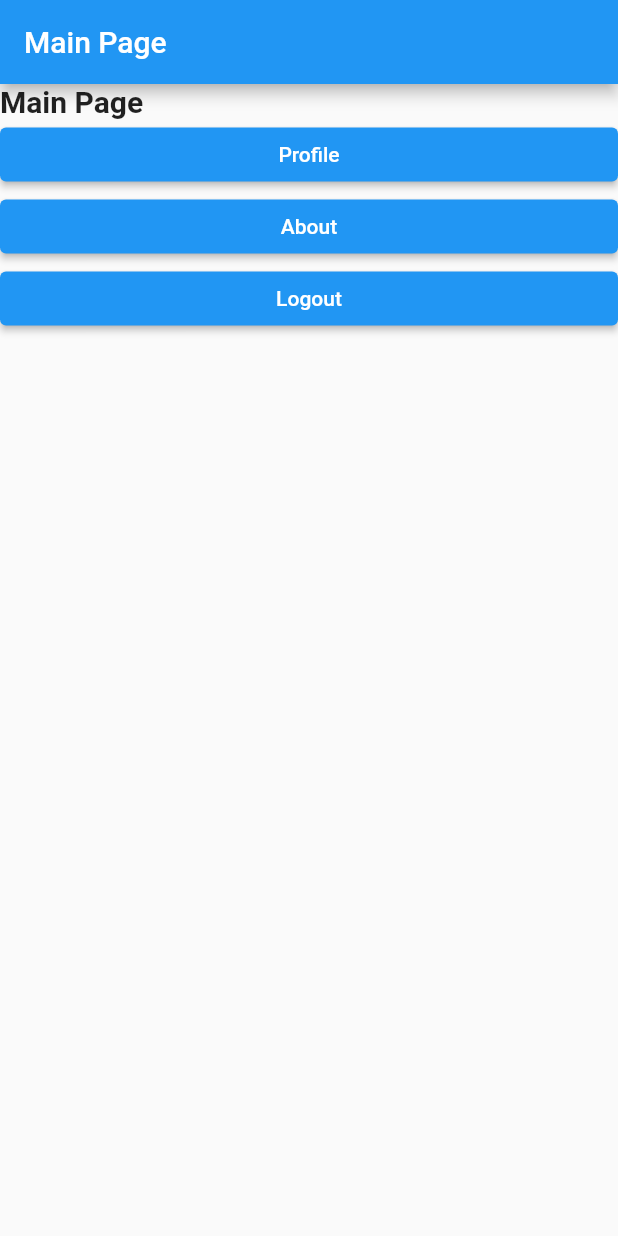
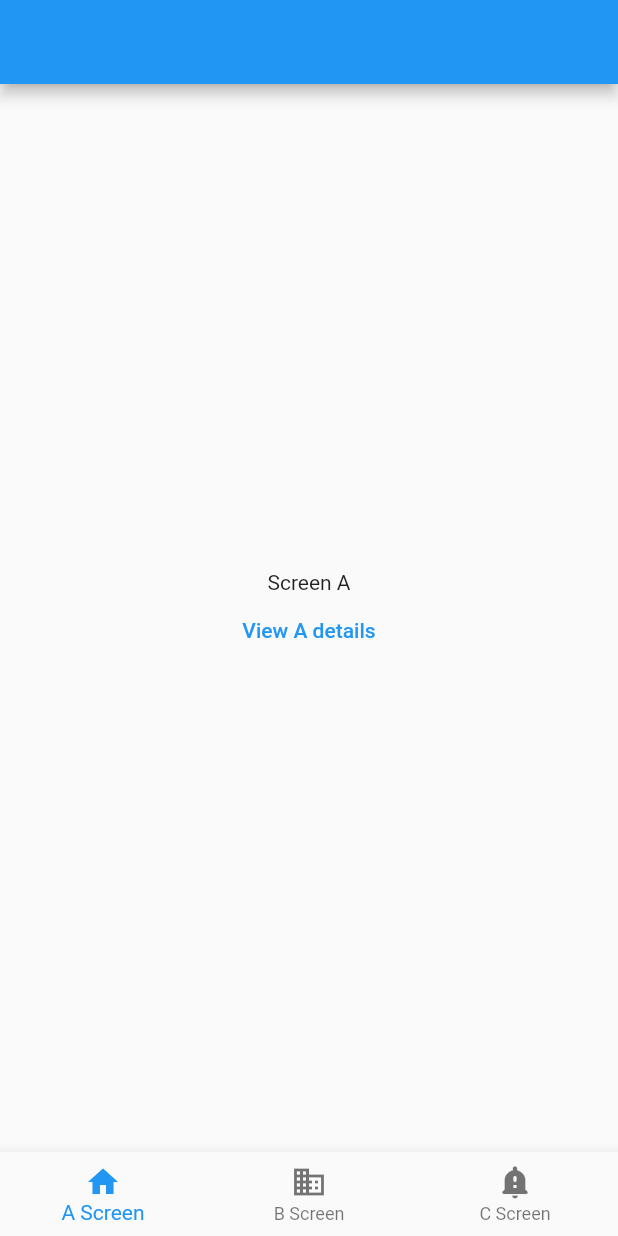
Before and after one commit to fahmi54321/go_router_flutter, a Flutter app: the screen it shows after launch, on a phone screen of 412 x 824 dp. Run offline on Flutter 3.47's test engine with Material 2 defaults, Android fonts, the phone set to English and light mode, and no system bars; our stand-ins replace go_router.

Commit message:
shell route

```diff
--- a/lib/error_page.dart
+++ /dev/null
@@ -1,14 +0,0 @@
-import 'package:flutter/material.dart';
-
-class ErrorPage extends StatelessWidget {
-  const ErrorPage({super.key});
-
-  @override
-  Widget build(BuildContext context) {
-    return Scaffold(
-      appBar: AppBar(
-        title: Text('Error Page'),
-      ),
-    );
-  }
-}
--- a/lib/main.dart
+++ b/lib/main.dart
@@ -1,112 +1,288 @@
+// Copyright 2013 The Flutter Authors. All rights reserved.
+// Use of this source code is governed by a BSD-style license that can be
+// found in the LICENSE file.
+
 import 'package:flutter/material.dart';
 import 'package:go_router/go_router.dart';
-import 'package:go_router_learn/about_page.dart';
-import 'package:go_router_learn/edit_profile_page.dart';
-import 'package:go_router_learn/error_page.dart';
-import 'package:go_router_learn/login_page.dart';
-import 'package:go_router_learn/main_page.dart';
-import 'package:go_router_learn/profile_page.dart';
-import 'package:go_router_learn/provider/login.dart';
-import 'package:go_router_learn/splash_page.dart';
-import 'package:go_router_learn/user.dart';
-import 'package:provider/provider.dart';
+
+final GlobalKey<NavigatorState> _rootNavigatorKey =
+    GlobalKey<NavigatorState>(debugLabel: 'root');
+final GlobalKey<NavigatorState> _shellNavigatorKey =
+    GlobalKey<NavigatorState>(debugLabel: 'shell');
+
+// This scenario demonstrates how to set up nested navigation using ShellRoute,
+// which is a pattern where an additional Navigator is placed in the widget tree
+// to be used instead of the root navigator. This allows deep-links to display
+// pages along with other UI components such as a BottomNavigationBar.
+//
+// This example demonstrates how to display a route within a ShellRoute and also
+// push a screen using a different navigator (such as the root Navigator) by
+// providing a `parentNavigatorKey`.
 
 void main() {
   runApp(MyApp());
 }
 
+/// An example demonstrating how to use [ShellRoute]
 class MyApp extends StatelessWidget {
-  MyApp({super.key});
+  /// Creates a [MyApp]
+  MyApp({Key? key}) : super(key: key);
 
-  final LoginInfo _loginInfo = LoginInfo();
+  final GoRouter _router = GoRouter(
+    navigatorKey: _rootNavigatorKey,
+    initialLocation: '/a',
+    routes: <RouteBase>[
+      /// Application shell
+      ShellRoute(
+        navigatorKey: _shellNavigatorKey,
+        builder: (BuildContext context, GoRouterState state, Widget child) {
+          return ScaffoldWithNavBar(child: child);
+        },
+        routes: <RouteBase>[
+          /// The first screen to display in the bottom navigation bar.
+          GoRoute(
+            path: '/a',
+            builder: (BuildContext context, GoRouterState state) {
+              return const ScreenA();
+            },
+            routes: <RouteBase>[
+              // The details screen to display stacked on the inner Navigator.
+              // This will cover screen A but not the application shell.
+              GoRoute(
+                path: 'details',
+                builder: (BuildContext context, GoRouterState state) {
+                  return const DetailsScreen(label: 'A');
+                },
+              ),
+            ],
+          ),
+
+          /// Displayed when the second item in the the bottom navigation bar is
+          /// selected.
+          GoRoute(
+            path: '/b',
+            builder: (BuildContext context, GoRouterState state) {
+              return const ScreenB();
+            },
+            routes: <RouteBase>[
+              /// Same as "/a/details", but displayed on the root Navigator by
+              /// specifying [parentNavigatorKey]. This will cover both screen B
+              /// and the application shell.
+              GoRoute(
+                path: 'details',
+                parentNavigatorKey: _rootNavigatorKey,
+                builder: (BuildContext context, GoRouterState state) {
+                  return const DetailsScreen(label: 'B');
+                },
+              ),
+            ],
+          ),
+
+          /// The third screen to display in the bottom navigation bar.
+          GoRoute(
+            path: '/c',
+            builder: (BuildContext context, GoRouterState state) {
+              return const ScreenC();
+            },
+            routes: <RouteBase>[
+              // The details screen to display stacked on the inner Navigator.
+              // This will cover screen A but not the application shell.
+              GoRoute(
+                path: 'details',
+                builder: (BuildContext context, GoRouterState state) {
+                  return const DetailsScreen(label: 'C');
+                },
+              ),
+            ],
+          ),
+        ],
+      ),
+    ],
+  );
 
   @override
   Widget build(BuildContext context) {
-    return ChangeNotifierProvider.value(
-      value: _loginInfo,
-      child: MaterialApp.router(
-        routerConfig: router,
-        debugShowCheckedModeBanner: false,
+    return MaterialApp.router(
+      title: 'Flutter Demo',
+      theme: ThemeData(
+        primarySwatch: Colors.blue,
+      ),
+      routerConfig: _router,
+    );
+  }
+}
+
+/// Builds the "shell" for the app by building a Scaffold with a
+/// BottomNavigationBar, where [child] is placed in the body of the Scaffold.
+class ScaffoldWithNavBar extends StatelessWidget {
+  /// Constructs an [ScaffoldWithNavBar].
+  const ScaffoldWithNavBar({
+    required this.child,
+    Key? key,
+  }) : super(key: key);
+
+  /// The widget to display in the body of the Scaffold.
+  /// In this sample, it is a Navigator.
+  final Widget child;
+
+  @override
+  Widget build(BuildContext context) {
+    return Scaffold(
+      body: child,
+      bottomNavigationBar: BottomNavigationBar(
+        items: const <BottomNavigationBarItem>[
+          BottomNavigationBarItem(
+            icon: Icon(Icons.home),
+            label: 'A Screen',
+          ),
+          BottomNavigationBarItem(
+            icon: Icon(Icons.business),
+            label: 'B Screen',
+          ),
+          BottomNavigationBarItem(
+            icon: Icon(Icons.notification_important_rounded),
+            label: 'C Screen',
+          ),
+        ],
+        currentIndex: _calculateSelectedIndex(context),
+        onTap: (int idx) => _onItemTapped(idx, context),
       ),
     );
   }
 
-  late GoRouter router = GoRouter(
-    refreshListenable: _loginInfo,
-    errorBuilder: (context, state) => ErrorPage(),
-    routes: [
-      GoRoute(
-          path: '/splash',
-          name: 'splash',
-          builder: (context, state) {
-            return SplashPage();
-          }),
-      GoRoute(
-        path: '/',
-        name: 'login',
-        builder: (context, state) {
-          return LoginPage();
-        },
+  static int _calculateSelectedIndex(BuildContext context) {
+    final String location = GoRouterState.of(context).location;
+    if (location.startsWith('/a')) {
+      return 0;
+    }
+    if (location.startsWith('/b')) {
+      return 1;
+    }
+    if (location.startsWith('/c')) {
+      return 2;
+    }
+    return 0;
+  }
+
+  void _onItemTapped(int index, BuildContext context) {
+    switch (index) {
+      case 0:
+        GoRouter.of(context).go('/a');
+        break;
+      case 1:
+        GoRouter.of(context).go('/b');
+        break;
+      case 2:
+        GoRouter.of(context).go('/c');
+        break;
+    }
+  }
+}
+
+/// The first screen in the bottom navigation bar.
+class ScreenA extends StatelessWidget {
+  /// Constructs a [ScreenA] widget.
+  const ScreenA({Key? key}) : super(key: key);
+
+  @override
+  Widget build(BuildContext context) {
+    return Scaffold(
+      appBar: AppBar(),
+      body: Center(
+        child: Column(
+          mainAxisSize: MainAxisSize.min,
+          children: <Widget>[
+            const Text('Screen A'),
+            TextButton(
+              onPressed: () {
+                GoRouter.of(context).go('/a/details');
+              },
+              child: const Text('View A details'),
+            ),
+          ],
+        ),
       ),
-      GoRoute(
-        path: '/main',
-        name: 'main_page',
-        builder: (context, state) {
-          return MainPage();
-        },
-        routes: [
-          GoRoute(
-            path: 'about',
-            name: 'about',
-            builder: (context, state) {
-              return AboutPage();
-            },
-          ),
-          GoRoute(
-              path: 'profile/:name',
-              name: 'profile',
-              builder: (context, state) {
-                String name = state.params['name'] ?? '';
-                return ProfilePage(name: name);
+    );
+  }
+}
+
+/// The second screen in the bottom navigation bar.
+class ScreenB extends StatelessWidget {
+  /// Constructs a [ScreenB] widget.
+  const ScreenB({Key? key}) : super(key: key);
+
+  @override
+  Widget build(BuildContext context) {
+    return Scaffold(
+      appBar: AppBar(),
+      body: Center(
+        child: Column(
+          mainAxisSize: MainAxisSize.min,
+          children: <Widget>[
+            const Text('Screen B'),
+            TextButton(
+              onPressed: () {
+                GoRouter.of(context).go('/b/details');
               },
-              routes: [
-                GoRoute(
-                    path: 'edit_profile',
-                    name: 'edit_profile',
-                    builder: (context, state) {
-                      Object? object = state.extra;
-                      if (object != null && object is User) {
-                        return EditProfilePage(user: object);
-                      }
+              child: const Text('View B details'),
+            ),
+          ],
+        ),
+      ),
+    );
+  }
+}
 
-                      return EditProfilePage(
-                        user: User(
-                          nama: 'no name',
-                          alamat: 'no alamat',
-                        ),
-                      );
-                    })
-              ])
-        ],
+/// The third screen in the bottom navigation bar.
+class ScreenC extends StatelessWidget {
+  /// Constructs a [ScreenC] widget.
+  const ScreenC({Key? key}) : super(key: key);
+
+  @override
+  Widget build(BuildContext context) {
+    return Scaffold(
+      appBar: AppBar(),
+      body: Center(
+        child: Column(
+          mainAxisSize: MainAxisSize.min,
+          children: <Widget>[
+            const Text('Screen C'),
+            TextButton(
+              onPressed: () {
+                GoRouter.of(context).go('/c/details');
+              },
+              child: const Text('View C details'),
+            ),
+          ],
+        ),
       ),
-    ],
-    // redirect to the login page if the user is not logged in
-    redirect: (BuildContext context, GoRouterState state) {
-      // if the user is not logged in, they need to login
-      final bool loggedIn = _loginInfo.loggedIn;
-      final bool loggingIn = state.subloc == '/';
-      if (!loggedIn) {
-        return loggingIn ? null : '/';
-      }
+    );
+  }
+}
 
-      // if the user is logged in but still on the login page, send them to
-      // the home page
-      if (loggingIn) {
-        return '/main';
-      }
+/// The details screen for either the A, B or C screen.
+class DetailsScreen extends StatelessWidget {
+  /// Constructs a [DetailsScreen].
+  const DetailsScreen({
+    required this.label,
+    Key? key,
+  }) : super(key: key);
 
-      // no need to redirect at all
-      return null;
-    },
-  );
+  /// The label to display in the center of the screen.
+  final String label;
+
+  @override
+  Widget build(BuildContext context) {
+    return Scaffold(
+      appBar: AppBar(
+        title: const Text('Details Screen'),
+      ),
+      body: Center(
+        child: Text(
+          'Details for $label',
+          style: Theme.of(context).textTheme.headlineMedium,
+        ),
+      ),
+    );
+  }
 }
--- a/lib/main_page.dart
+++ /dev/null
@@ -1,51 +0,0 @@
-import 'package:flutter/material.dart';
-import 'package:go_router/go_router.dart';
-
-class MainPage extends StatelessWidget {
-  const MainPage({super.key});
-
-  @override
-  Widget build(BuildContext context) {
-    return Scaffold(
-      appBar: AppBar(
-        title: const Text('Main Page'),
-      ),
-      body: ListView(
-        shrinkWrap: true,
-        children: [
-          const Text(
-            'Main Page',
-            style: TextStyle(
-              fontSize: 20.0,
-              fontWeight: FontWeight.bold,
-            ),
-          ),
-          ElevatedButton(
-            onPressed: () {
-              context.goNamed(
-                'profile',
-                params: {'name': 'Fahmi'},
-              );
-            },
-            child: const Text('Profile'),
-          ),
-          ElevatedButton(
-            onPressed: () {
-              context.goNamed('about');
-            },
-            child: const Text('About'),
-          ),
-          ElevatedButton(
-            onPressed: () {
-              Router.neglect(
-                context,
-                () => context.goNamed('login'),
-              );
-            },
-            child: const Text('Logout'),
-          ),
-        ],
-      ),
-    );
-  }
-}
--- a/lib/provider/login.dart
+++ /dev/null
@@ -1,22 +0,0 @@
-import 'package:flutter/material.dart';
-
-class LoginInfo extends ChangeNotifier {
-  /// The username of login.
-  String get userName => _userName;
-  String _userName = 'login';
-
-  /// Whether a user has logged in.
-  bool get loggedIn => _userName.isNotEmpty;
-
-  /// Logs in a user.
-  void login(String userName) {
-    _userName = userName;
-    notifyListeners();
-  }
-
-  /// Logs out the current user.
-  void logout() {
-    _userName = '';
-    notifyListeners();
-  }
-}
--- a/lib/user.dart
+++ /dev/null
@@ -1,9 +0,0 @@
-class User {
-  final String nama;
-  final String alamat;
-
-  User({
-    required this.nama,
-    required this.alamat,
-  });
-}
```
Also changed, not shown: lib/about_page.dart (deleted, +0 -38 lines), lib/edit_profile_page.dart (deleted, +0 -26 lines), lib/login_page.dart (deleted, +0 -36 lines), lib/profile_page.dart (deleted, +0 -38 lines), lib/splash_page.dart (deleted, +0 -14 lines), lib/pages.dart (deleted).
